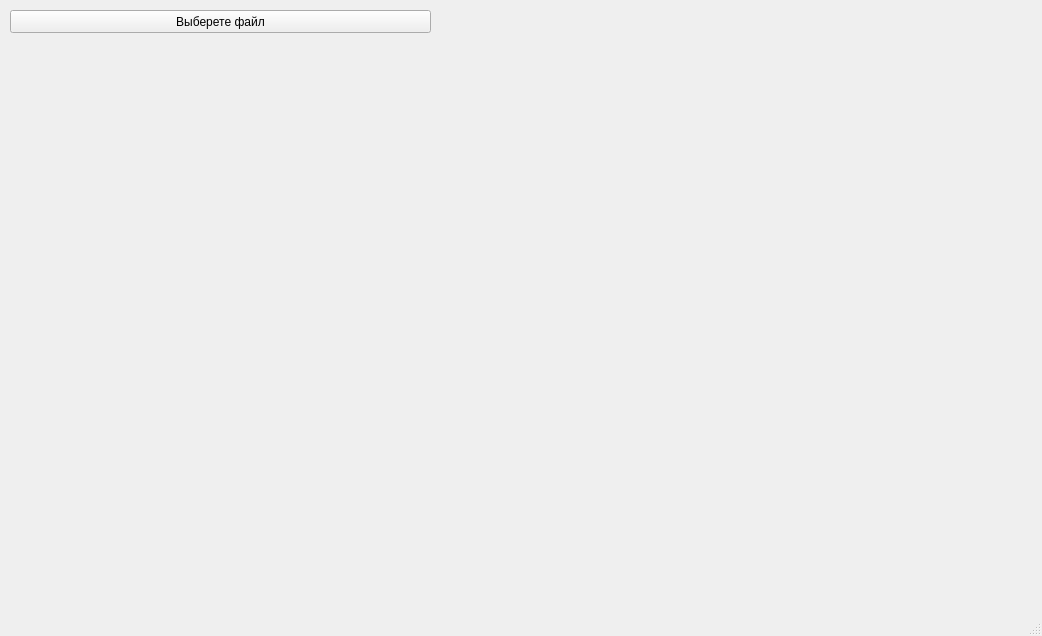
Old version of the form GUI/untitled.ui in the repository Spyke09/EnglishBooksAnalises.
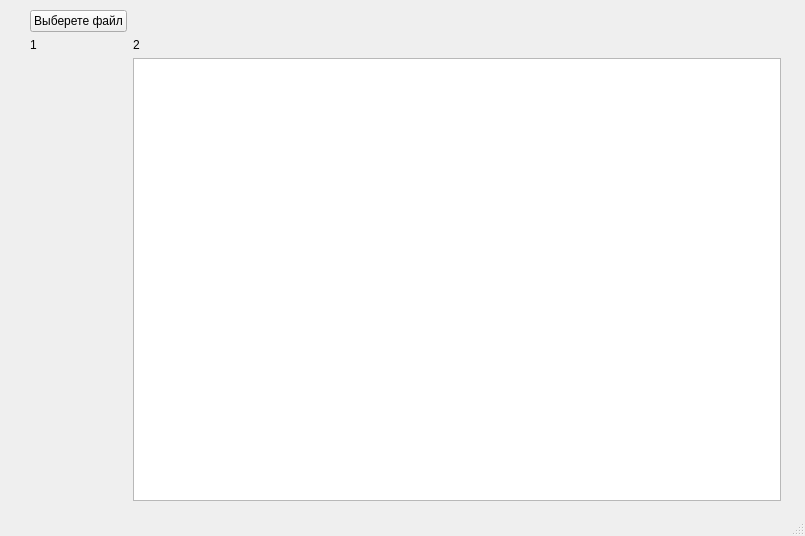
New version of the form.

Patch:
```diff
--- a/GUI/untitled.ui
+++ b/GUI/untitled.ui
@@ -6,50 +6,71 @@
    <rect>
     <x>0</x>
     <y>0</y>
-    <width>1042</width>
-    <height>636</height>
+    <width>805</width>
+    <height>536</height>
    </rect>
   </property>
+  <property name="minimumSize">
+   <size>
+    <width>0</width>
+    <height>536</height>
+   </size>
+  </property>
   <property name="windowTitle">
    <string>MainWindow</string>
   </property>
   <widget class="QWidget" name="centralwidget">
-   <widget class="QPushButton" name="pushButton">
+   <widget class="QWidget" name="">
     <property name="geometry">
      <rect>
-      <x>10</x>
+      <x>30</x>
       <y>10</y>
-      <width>421</width>
-      <height>23</height>
+      <width>751</width>
+      <height>491</height>
      </rect>
     </property>
-    <property name="text">
-     <string>Выберете файл</string>
-    </property>
-   </widget>
-   <widget class="QWidget" name="verticalLayoutWidget">
-    <property name="geometry">
-     <rect>
-      <x>10</x>
-      <y>90</y>
-      <width>421</width>
-      <height>341</height>
-     </rect>
-    </property>
-    <layout class="QVBoxLayout" name="verticalLayout_1"/>
-   </widget>
-   <widget class="QLabel" name="label">
-    <property name="geometry">
-     <rect>
-      <x>20</x>
-      <y>50</y>
-      <width>401</width>
-      <height>31</height>
-     </rect>
-    </property>
-    <property name="text">
-     <string/>
-    </property>
+    <layout class="QGridLayout" name="gridLayout">
+     <item row="4" column="1">
+      <widget class="QListView" name="listView"/>
+     </item>
+     <item row="1" column="0">
+      <widget class="QLabel" name="label">
+       <property name="text">
+        <string>1</string>
+       </property>
+      </widget>
+     </item>
+     <item row="0" column="0">
+      <widget class="QPushButton" name="pushButton">
+       <property name="text">
+        <string>Выберете файл</string>
+       </property>
+      </widget>
+     </item>
+     <item row="1" column="1">
+      <widget class="QLabel" name="label_2">
+       <property name="text">
+        <string>2</string>
+       </property>
+      </widget>
+     </item>
+     <item row="4" column="0">
+      <layout class="QVBoxLayout" name="verticalLayout_1">
+       <property name="spacing">
+        <number>6</number>
+       </property>
+       <property name="sizeConstraint">
+        <enum>QLayout::SetDefaultConstraint</enum>
+       </property>
+       <property name="leftMargin">
+        <number>0</number>
+       </property>
+       <property name="topMargin">
+        <number>0</number>
+       </property>
+      </layout>
+     </item>
+    </layout>
    </widget>
   </widget>
   <widget class="QStatusBar" name="statusbar"/>
```
